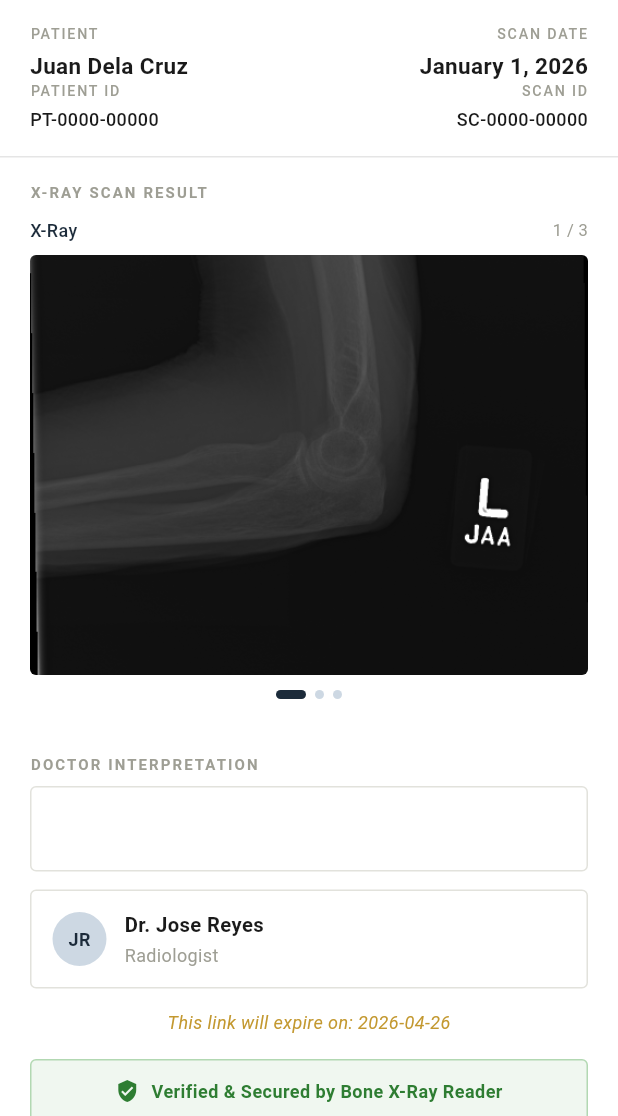
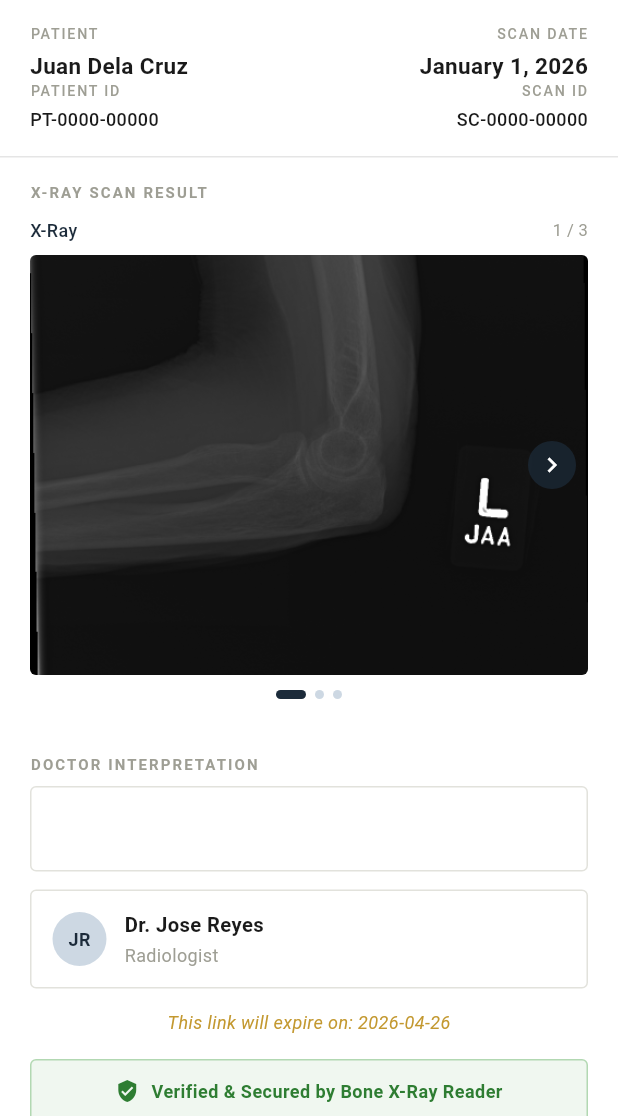
Before and after one commit to RedRogue10/bone-abnormality-detector, a Flutter app: the PatientWebView screen opened directly with empty values, on a phone screen of 412 x 824 dp, the part 120-1236 px from its top. Run offline on Flutter 3.47's test engine with Material 3 defaults, Android fonts, the phone set to English and light mode, and no system bars; our stand-ins replace camera, cloud_firestore, firebase_auth, firebase_core, firebase_storage, go_router and 2 more; missing offline and left inert: speedometer_chart, ultralytics_yolo; accounts and stored records are empty; Roboto replaces fonts that are missing (Georgia).

Commit message:
Add next/prev buttons

```diff
--- a/lib/web/patient_web_view.dart
+++ b/lib/web/patient_web_view.dart
@@ -11,14 +11,7 @@ class PatientWebView extends StatefulWidget {
 }
 
 class _PatientWebViewState extends State<PatientWebView> {
-  late final PageController _pageController = PageController();
   int _currentPage = 0;
-
-  @override
-  void dispose() {
-    _pageController.dispose();
-    super.dispose();
-  }
 
   @override
   Widget build(BuildContext context) {
@@ -90,11 +83,11 @@ class _PatientWebViewState extends State<PatientWebView> {
                             _buildSectionLabel('X-RAY SCAN RESULT'),
 
                             // X-Ray Image
-                            // Sample assets for UI testing
+                            // Sample assets for UI testing — TODO: replace with backend data
                             _buildImageCarousel([
-                              {'asset': 'assets/images/xray.png', 'label': 'X-Ray'},
-                              {'asset': 'assets/images/xray.png', 'label': 'Grad-CAM Result'},
-                              {'asset': 'assets/images/xray.png', 'label': 'Heatmap Overlay'},
+                              {'asset': 'assets/images/xray.png',    'label': 'X-Ray'},
+                              {'asset': 'assets/images/gradcam.png', 'label': 'Grad-CAM Result'},
+                              {'asset': 'assets/images/heatmap.png', 'label': 'Heatmap Overlay'},
                             ]),
 
                             const SizedBox(height: 20),
@@ -196,6 +189,7 @@ class _PatientWebViewState extends State<PatientWebView> {
             ),
           ),
           // Save as PDF button
+          // TODO: implement PDF save on tap
           GestureDetector(
             onTap: () {},
             child: Container(
@@ -367,26 +361,22 @@ class _PatientWebViewState extends State<PatientWebView> {
           ),
         ),
 
-        // Swipeable images
+        // swipeable image
         Padding(
           padding: const EdgeInsets.symmetric(horizontal: 20),
-          child: ClipRRect(
+          child: Stack(
+            alignment: Alignment.center,
+            children: [
+              ClipRRect(
                 borderRadius: BorderRadius.circular(4),
-            child: SizedBox(
-              height: 280,
-              child: PageView.builder(
-                controller: _pageController,
-                onPageChanged: (index) =>
-                    setState(() => _currentPage = index),
-                itemCount: scanImages.length,
-                itemBuilder: (context, index) {
-                  final asset = scanImages[index]['asset'] ?? '';
-                  return Image.asset(
-                    asset,
+                child: Image.asset(
+                  scanImages[_currentPage]['asset'] ?? '',
                   width: double.infinity,
                   height: 280,
                   fit: BoxFit.cover,
                   errorBuilder: (context, _, __) => Container(
+                    width: double.infinity,
+                    height: 280,
                     color: const Color(0xFF0A0A0A),
                     child: const Center(
                       child: Text(
@@ -398,10 +388,51 @@ class _PatientWebViewState extends State<PatientWebView> {
                       ),
                     ),
                   ),
-                  );
-                },
                 ),
               ),
+              // Previous button
+              if (_currentPage > 0)
+                Positioned(
+                  left: 8,
+                  child: GestureDetector(
+                    onTap: () => setState(() => _currentPage--),
+                    child: Container(
+                      width: 32,
+                      height: 32,
+                      decoration: BoxDecoration(
+                        color: const Color(0xFF1C2B3A).withOpacity(0.7),
+                        shape: BoxShape.circle,
+                      ),
+                      child: const Icon(
+                        Icons.chevron_left,
+                        color: Colors.white,
+                        size: 20,
+                      ),
+                    ),
+                  ),
+                ),
+              // Next button
+              if (_currentPage < scanImages.length - 1)
+                Positioned(
+                  right: 8,
+                  child: GestureDetector(
+                    onTap: () => setState(() => _currentPage++),
+                    child: Container(
+                      width: 32,
+                      height: 32,
+                      decoration: BoxDecoration(
+                        color: const Color(0xFF1C2B3A).withOpacity(0.7),
+                        shape: BoxShape.circle,
+                      ),
+                      child: const Icon(
+                        Icons.chevron_right,
+                        color: Colors.white,
+                        size: 20,
+                      ),
+                    ),
+                  ),
+                ),
+            ],
           ),
         ),
 
```
Lines whose indentation alone changed are shown as unchanged.
